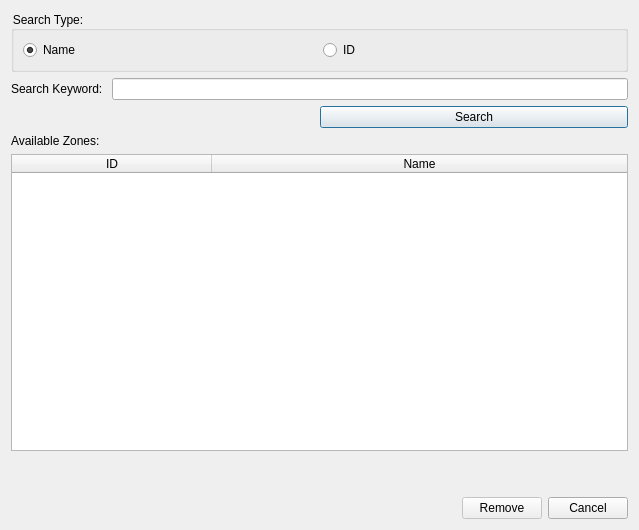
Qt form removezonedialog.ui (munaibalhelali/WarehouseSystem_using_Qt) before a commit.
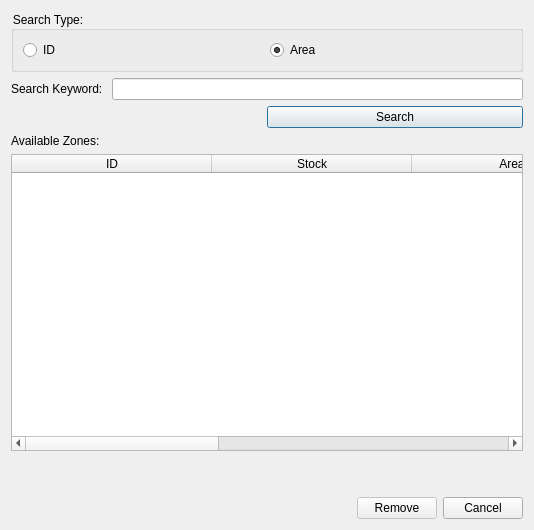
The same form after that commit.

Commit message: implemented search and remove functions

The edit to the form file:
```diff
--- a/removezonedialog.ui
+++ b/removezonedialog.ui
@@ -6,7 +6,7 @@
    <rect>
     <x>0</x>
     <y>0</y>
-    <width>639</width>
+    <width>534</width>
     <height>530</height>
    </rect>
   </property>
@@ -25,22 +25,22 @@
      </property>
      <layout class="QHBoxLayout" name="horizontalLayout">
       <item>
-       <widget class="QRadioButton" name="nameRadioButton">
+       <widget class="QRadioButton" name="idRadioButton">
         <property name="text">
-         <string>Name</string>
+         <string>ID</string>
+        </property>
+       </widget>
+      </item>
+      <item>
+       <widget class="QRadioButton" name="areaRadioButton">
+        <property name="text">
+         <string>Area</string>
         </property>
         <property name="checked">
          <bool>true</bool>
         </property>
        </widget>
       </item>
-      <item>
-       <widget class="QRadioButton" name="idRadioButton">
-        <property name="text">
-         <string>ID</string>
-        </property>
-       </widget>
-      </item>
      </layout>
     </widget>
    </item>
@@ -112,7 +112,22 @@
        </column>
        <column>
         <property name="text">
-         <string>Name</string>
+         <string>Stock</string>
+        </property>
+       </column>
+       <column>
+        <property name="text">
+         <string>Area</string>
+        </property>
+       </column>
+       <column>
+        <property name="text">
+         <string>Category</string>
+        </property>
+       </column>
+       <column>
+        <property name="text">
+         <string>Location</string>
         </property>
        </column>
       </widget>
```
Left out of the diff: 2 changed lines with no effect on the pictures. The commit also changes 2 other files.
